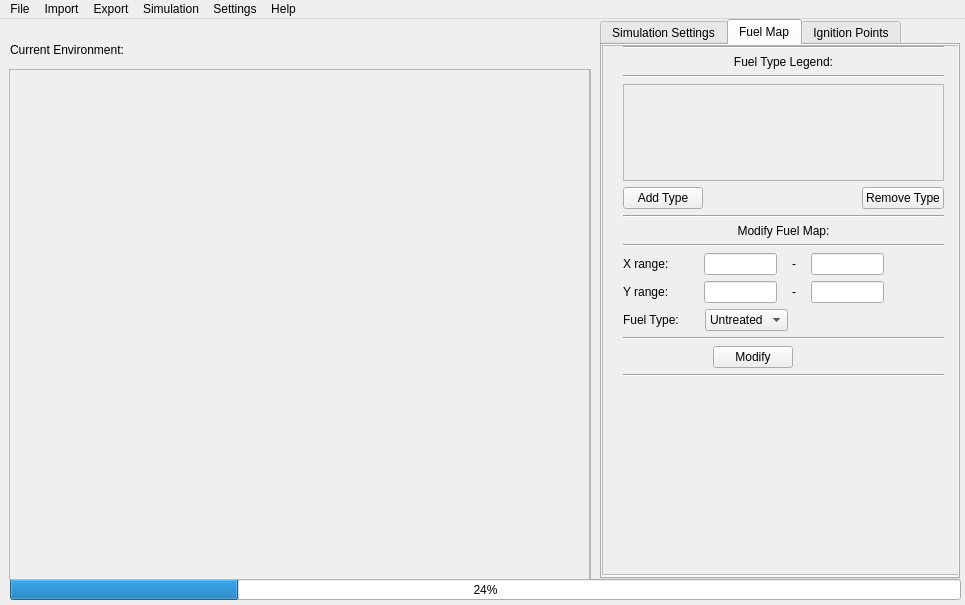
This is src/qt_files/MainWindow.ui in luckek/FireScapeRx-dev as Qt 5 draws it before an edit. The edited form follows.
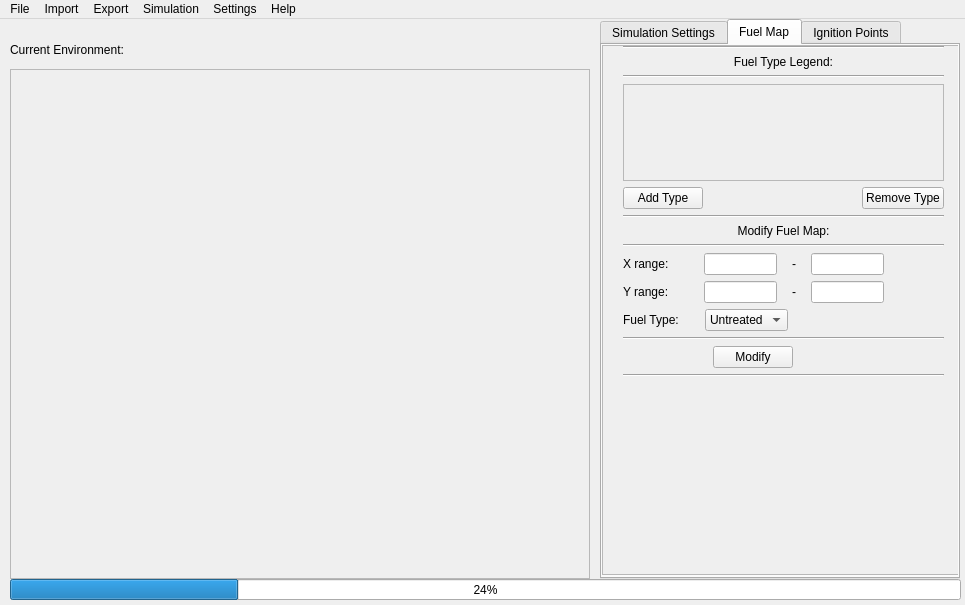
This is the edited form. The open tabs and pages were chosen to show the change.

Commit message: Fixed small layout issue with scroll panes

What changed in the file:
```diff
--- a/src/qt_files/MainWindow.ui
+++ b/src/qt_files/MainWindow.ui
@@ -19,8 +19,8 @@
      <rect>
       <x>10</x>
       <y>50</y>
-      <width>581</width>
-      <height>511</height>
+      <width>580</width>
+      <height>510</height>
      </rect>
     </property>
     <property name="widgetResizable">
@@ -31,8 +31,8 @@
       <rect>
        <x>0</x>
        <y>0</y>
-       <width>579</width>
-       <height>509</height>
+       <width>578</width>
+       <height>508</height>
       </rect>
      </property>
     </widget>
@@ -1019,10 +1019,10 @@
    <widget class="QScrollArea" name="ign_point_scroll_area">
     <property name="geometry">
      <rect>
-      <x>9</x>
+      <x>10</x>
       <y>50</y>
-      <width>581</width>
-      <height>511</height>
+      <width>580</width>
+      <height>510</height>
      </rect>
     </property>
     <property name="widgetResizable">
@@ -1033,8 +1033,8 @@
       <rect>
        <x>0</x>
        <y>0</y>
-       <width>579</width>
-       <height>509</height>
+       <width>578</width>
+       <height>508</height>
       </rect>
      </property>
     </widget>
```
Left out of the diff: 8 changed lines with no effect on the pictures. The commit also changes 1 other file.
